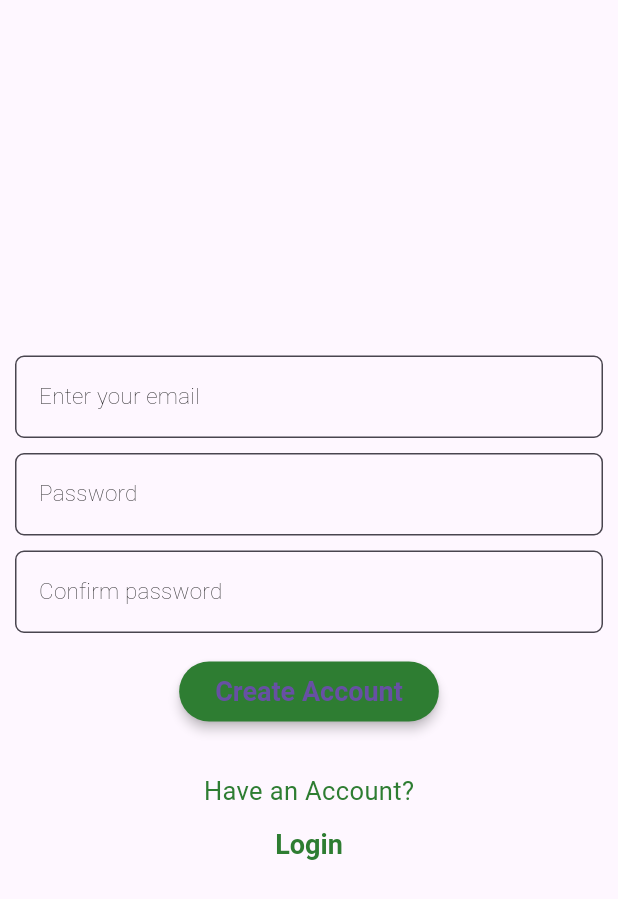
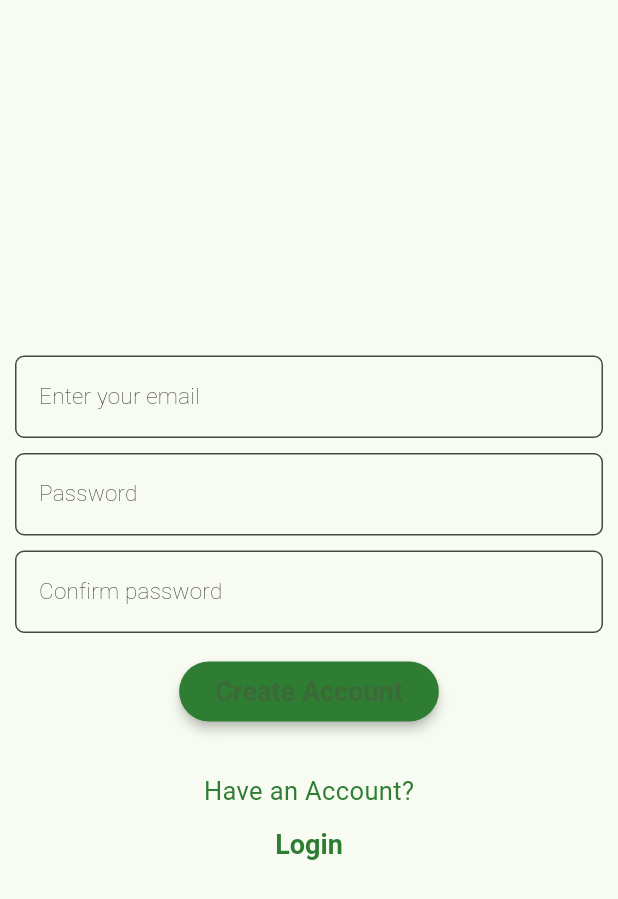
Before and after one commit to NDaneet/simple_smart_home_control_application, a Flutter app: the screen it shows after launch, after a tap on "Create Account", on a phone screen of 412 x 824 dp. Shown: the top 899 px of the screen. Run offline on Flutter 3.47's test engine with Material 3 defaults, Android fonts, the phone set to English and light mode, and no system bars; our stand-ins replace firebase_core, firebase_database, speech_to_text, webview_flutter; accounts and stored records are empty; Roboto replaces fonts that are missing (SourceSans).

Commit message:
Modified the repo

```diff
--- a/lib/components/microphone_dialog.dart
+++ b/lib/components/microphone_dialog.dart
@@ -166,8 +166,7 @@ class _MicrophoneDialogState extends State<MicrophoneDialog> {
                 : OutlinedButton(
                     child: const Text("Try Again"),
                     style: OutlinedButton.styleFrom(
-                      onSurface: Colors.blue,
-                      textStyle: const TextStyle(fontSize: 12),
+                      textStyle: const TextStyle(fontSize: 12), disabledForegroundColor: Colors.blue.withOpacity(0.38),
                     ),
                     onPressed: () {}),
             const SizedBox(
--- a/lib/components/searchbar.dart
+++ b/lib/components/searchbar.dart
@@ -12,13 +12,14 @@ class SearchBarWidget extends StatelessWidget {
       children: <Widget>[
         const SizedBox(width: 20),
         Container(
+          alignment: Alignment.center,
           padding: const EdgeInsets.all(3),
           decoration: BoxDecoration(
               color: Colors.green[300],
               shape: BoxShape.rectangle,
               borderRadius: BorderRadius.circular(15)),
           width: 200,
-          height: 22,
+          height: 40,
           child:  const Text("Camera Settings and View", textAlign: TextAlign.center,),
         ),
        IconButton(
--- a/lib/components/status_card.dart
+++ b/lib/components/status_card.dart
@@ -19,7 +19,7 @@ class StatusCard extends StatelessWidget {
       elevation: 10.0,
       child: SizedBox(
         width: 130.0,
-        height: 70.0,
+        //height: 70.0,
         child: Padding(
           padding: const EdgeInsets.all(10.0),
           child: Column(
--- a/lib/form/login_form.dart
+++ b/lib/form/login_form.dart
@@ -13,7 +13,7 @@ class _LoginFormState extends State<LoginForm> {
     return Column(
       children: <Widget>[
         TextFormField(
-            style: Theme.of(context).textTheme.subtitle1,
+            style: Theme.of(context).textTheme.titleMedium,
             decoration: const InputDecoration(
               hintText: "Username",
             )),
@@ -22,7 +22,7 @@ class _LoginFormState extends State<LoginForm> {
         ),
         TextFormField(
             obscureText: true,
-            style: Theme.of(context).textTheme.subtitle1,
+            style: Theme.of(context).textTheme.titleMedium,
             decoration: const InputDecoration(
               hintText: "Password",
             )),
--- a/lib/form/sign_up.dart
+++ b/lib/form/sign_up.dart
@@ -13,14 +13,14 @@ class _SignUpFormState extends State<SignUpForm> {
     return Column(
       children: <Widget>[
         TextFormField(
-          style: Theme.of(context).textTheme.subtitle1,
+          style: Theme.of(context).textTheme.titleMedium,
           decoration: const InputDecoration(
             hintText: "Enter your email",
           ),
         ),
         const SizedBox(height: 10.0),
         TextFormField(
-          style: Theme.of(context).textTheme.subtitle1,
+          style: Theme.of(context).textTheme.titleMedium,
           decoration: const InputDecoration(
             hintText: "Password",
           ),
@@ -29,7 +29,7 @@ class _SignUpFormState extends State<SignUpForm> {
           height: 10.0,
         ),
         TextFormField(
-          style: Theme.of(context).textTheme.subtitle1,
+          style: Theme.of(context).textTheme.titleMedium,
           decoration: const InputDecoration(
             hintText: "Confirm password",
           ),
--- a/lib/general_theme.dart
+++ b/lib/general_theme.dart
@@ -2,20 +2,20 @@ import "package:flutter/material.dart";
 
 class GeneralTheme {
   static TextTheme lightTextTheme = const TextTheme(
-    bodyText1: TextStyle(
+    bodyLarge: TextStyle(
       fontFamily: "SourceSans",
       fontWeight: FontWeight.w600,
       fontSize: 28.0,
       color: Colors.black,
     ),
     //Decided not to define new style for loginbutton, so i will use copyWith on this bodySmall...NOTE
-    bodyText2: TextStyle(
+    bodyMedium: TextStyle(
       fontFamily: "SourceSans",
       fontWeight: FontWeight.w400,
       fontSize: 16.0,
       color: Colors.black,
     ),
-    subtitle1: TextStyle(
+    titleMedium: TextStyle(
       fontFamily: "SourceSans",
       fontWeight: FontWeight.w200,
       fontSize: 15.0,
@@ -24,19 +24,19 @@ class GeneralTheme {
   );
 
   static TextTheme darkTextTheme = const TextTheme(
-    bodyText1: TextStyle(
+    bodyLarge: TextStyle(
       fontFamily: "SourceSans",
       fontWeight: FontWeight.w600,
       fontSize: 28.0,
       color: Colors.white,
     ),
-    bodyText2: TextStyle(
+    bodyMedium: TextStyle(
       fontFamily: "SourceSans",
       fontWeight: FontWeight.w400,
       fontSize: 16.0,
       color: Colors.white,
     ),
-    subtitle1: TextStyle(
+    titleMedium: TextStyle(
       fontFamily: "SourceSans",
       fontWeight: FontWeight.w200,
       fontSize: 16.0,
@@ -46,7 +46,6 @@ class GeneralTheme {
 
   static ThemeData light() {
     return ThemeData(
-      backgroundColor: Colors.green[100],
       bottomNavigationBarTheme: BottomNavigationBarThemeData(
         backgroundColor: Colors.white,
         elevation: 10.0,
@@ -55,7 +54,7 @@ class GeneralTheme {
       ),
       cardColor: Colors.white,
       inputDecorationTheme: InputDecorationTheme(
-          hintStyle: lightTextTheme.subtitle1,
+          hintStyle: lightTextTheme.titleMedium,
           border: const OutlineInputBorder(
             borderSide: BorderSide(color: Colors.black, width: 10.0),
             borderRadius: BorderRadius.all(
@@ -67,21 +66,19 @@ class GeneralTheme {
       textTheme: lightTextTheme,
       elevatedButtonTheme: ElevatedButtonThemeData(
         style: ElevatedButton.styleFrom(
-          elevation: 3.0,
-          primary: Colors.green[800],
+          elevation: 3.0, backgroundColor: Colors.green[800],
           //still have issues with the text style and how it is just white instead of dark
           //for the elevated button
-          textStyle: lightTextTheme.bodyText2
+          textStyle: lightTextTheme.bodyMedium
               ?.copyWith(fontWeight: FontWeight.bold, fontSize: 18.0),
         ),
       ),
       textButtonTheme: TextButtonThemeData(
         style: TextButton.styleFrom(
-          primary: Colors.green[800],
-          textStyle: lightTextTheme.bodyText2
+          foregroundColor: Colors.green[800], textStyle: lightTextTheme.bodyMedium
               ?.copyWith(fontWeight: FontWeight.bold, fontSize: 18.0),
         ),
-      ),
+      ), colorScheme: ColorScheme.fromSeed(seedColor:const Color.fromARGB(255, 2, 120, 33)),
     );
   }
 
@@ -96,7 +93,7 @@ class GeneralTheme {
       ),
       cardColor: Colors.white,
       inputDecorationTheme: InputDecorationTheme(
-        hintStyle: darkTextTheme.subtitle1,
+        hintStyle: darkTextTheme.titleMedium,
         border: const OutlineInputBorder(
           borderSide: BorderSide(color: Colors.white, width: 10.0),
           borderRadius: BorderRadius.all(
@@ -109,17 +106,14 @@ class GeneralTheme {
       textTheme: darkTextTheme,
       elevatedButtonTheme: ElevatedButtonThemeData(
         style: ElevatedButton.styleFrom(
-          elevation: 3.0,
-          primary: Colors.green[800],
-          onSurface: Colors.green,
-          textStyle: darkTextTheme.bodyText2?.copyWith(
+          elevation: 3.0, backgroundColor: Colors.green[800], disabledForegroundColor: Colors.green.withOpacity(0.38), disabledBackgroundColor: Colors.green.withOpacity(0.12),
+          textStyle: darkTextTheme.bodyMedium?.copyWith(
               fontWeight: FontWeight.bold, fontSize: 18.0, color: Colors.black),
         ),
       ),
       textButtonTheme: TextButtonThemeData(
         style: TextButton.styleFrom(
-          primary: Colors.green[800],
-          textStyle: darkTextTheme.bodyText2
+          foregroundColor: Colors.green[800], textStyle: darkTextTheme.bodyMedium
               ?.copyWith(fontWeight: FontWeight.bold, fontSize: 18.0),
         ),
       ),
--- a/lib/home.dart
+++ b/lib/home.dart
@@ -28,7 +28,7 @@ class _HomeState extends State<Home> {
   @override
   Widget build(BuildContext context) {
     return Scaffold(
-      backgroundColor: Theme.of(context).backgroundColor,
+      backgroundColor: Theme.of(context).colorScheme.background,
       bottomNavigationBar: BottomNavigationBar(
         type: BottomNavigationBarType.fixed,
         onTap: _onItemTapped,
--- a/lib/screens/fan_screen.dart
+++ b/lib/screens/fan_screen.dart
@@ -38,7 +38,7 @@ class _FanScreenState extends State<FanScreen> {
                   "ON",
                   style: Theme.of(context)
                       .textTheme
-                      .bodyText2
+                      .bodyMedium
                       ?.copyWith(color: Colors.black),
                 ),
                 onPressed: () async {
@@ -63,7 +63,7 @@ class _FanScreenState extends State<FanScreen> {
                   "OFF",
                   style: Theme.of(context)
                       .textTheme
-                      .bodyText2
+                      .bodyMedium
                       ?.copyWith(color: Colors.black),
                 ),
                 onPressed: () async {
@@ -88,7 +88,7 @@ class _FanScreenState extends State<FanScreen> {
                   "Voice",
                   style: Theme.of(context)
                       .textTheme
-                      .bodyText2
+                      .bodyMedium
                       ?.copyWith(color: Colors.black),
                 ),
                 onPressed: () {
--- a/lib/screens/light_screen.dart
+++ b/lib/screens/light_screen.dart
@@ -36,7 +36,7 @@ class _LightScreenState extends State<LightScreen> {
                   "ON",
                   style: Theme.of(context)
                       .textTheme
-                      .bodyText2
+                      .bodyMedium
                       ?.copyWith(color: Colors.black),
                 ),
                 onPressed: ()async{
@@ -61,7 +61,7 @@ class _LightScreenState extends State<LightScreen> {
                   "OFF",
                   style: Theme.of(context)
                       .textTheme
-                      .bodyText2
+                      .bodyMedium
                       ?.copyWith(color: Colors.black),
                 ),
                 onPressed: ()async{
@@ -86,7 +86,7 @@ class _LightScreenState extends State<LightScreen> {
                   "Voice",
                   style: Theme.of(context)
                       .textTheme
-                      .bodyText2
+                      .bodyMedium
                       ?.copyWith(color: Colors.black),
                 ),
                 onPressed: (){
--- a/lib/screens/login_screen.dart
+++ b/lib/screens/login_screen.dart
@@ -13,7 +13,7 @@ class _LoginScreenState extends State<LoginScreen> {
   Widget build(BuildContext context) {
     return Scaffold(
         resizeToAvoidBottomInset: false ,
-        backgroundColor: Theme.of(context).backgroundColor,
+        backgroundColor: Theme.of(context).colorScheme.background,
         body: Padding(
           padding: const EdgeInsets.all(10.0),
           child: Column(
--- a/lib/screens/signup_screen.dart
+++ b/lib/screens/signup_screen.dart
@@ -7,7 +7,7 @@ class SignUpScreen extends StatelessWidget {
   @override
   Widget build(BuildContext context) {
     return Scaffold(
-      backgroundColor: Theme.of(context).backgroundColor,
+      backgroundColor: Theme.of(context).colorScheme.background,
       body: Padding(
         padding: const EdgeInsets.only(left:10.0, right:10.0),
         child: Column(
```
Also changed, not shown: lib/screens/status_screen.dart (+6 -6 lines), pubspec.lock, 2 other files.
